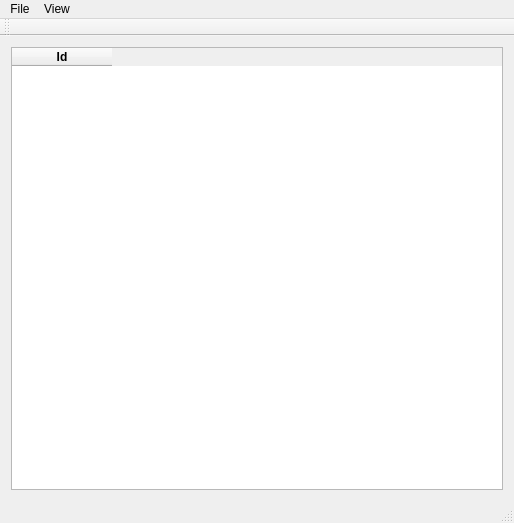
Above: dbcviewer.ui from pbabics/DBCViewer before the change. Below: the same form after it.
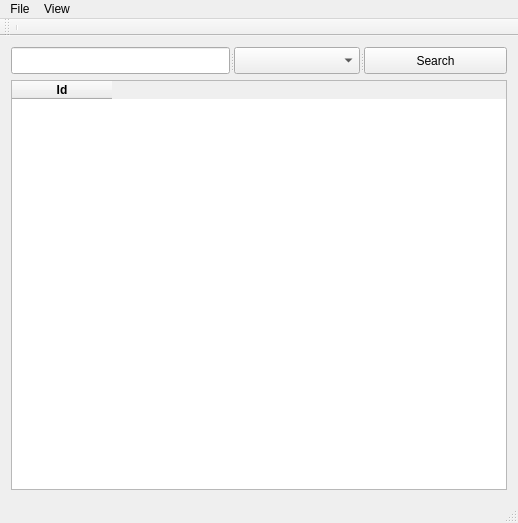
That is the form after the change.

Commit message: Added support for searching exact values and a little visual editation

Patch:
```diff
--- a/dbcviewer.ui
+++ b/dbcviewer.ui
@@ -20,9 +20,15 @@
    <string>DBCViewer</string>
   </property>
   <widget class="QWidget" name="centralWidget">
-   <layout class="QHBoxLayout" name="horizontalLayout">
-    <item>
+   <layout class="QGridLayout" name="gridLayout">
+    <item row="2" column="0">
      <widget class="QTableWidget" name="tableWidget">
+      <property name="sizePolicy">
+       <sizepolicy hsizetype="Expanding" vsizetype="Expanding">
+        <horstretch>0</horstretch>
+        <verstretch>0</verstretch>
+       </sizepolicy>
+      </property>
       <property name="minimumSize">
        <size>
         <width>1</width>
@@ -85,6 +91,88 @@
       </column>
      </widget>
     </item>
+    <item row="0" column="0">
+     <widget class="QSplitter" name="splitter">
+      <property name="sizePolicy">
+       <sizepolicy hsizetype="Ignored" vsizetype="Fixed">
+        <horstretch>0</horstretch>
+        <verstretch>0</verstretch>
+       </sizepolicy>
+      </property>
+      <property name="minimumSize">
+       <size>
+        <width>496</width>
+        <height>27</height>
+       </size>
+      </property>
+      <property name="sizeIncrement">
+       <size>
+        <width>0</width>
+        <height>0</height>
+       </size>
+      </property>
+      <property name="baseSize">
+       <size>
+        <width>1</width>
+        <height>1</height>
+       </size>
+      </property>
+      <property name="orientation">
+       <enum>Qt::Horizontal</enum>
+      </property>
+      <widget class="QLineEdit" name="searchContent">
+       <property name="sizePolicy">
+        <sizepolicy hsizetype="Ignored" vsizetype="Ignored">
+         <horstretch>0</horstretch>
+         <verstretch>0</verstretch>
+        </sizepolicy>
+       </property>
+       <property name="minimumSize">
+        <size>
+         <width>1</width>
+         <height>1</height>
+        </size>
+       </property>
+       <property name="maximumSize">
+        <size>
+         <width>400</width>
+         <height>27</height>
+        </size>
+       </property>
+       <property name="sizeIncrement">
+        <size>
+         <width>0</width>
+         <height>0</height>
+        </size>
+       </property>
+       <property name="baseSize">
+        <size>
+         <width>1</width>
+         <height>1</height>
+        </size>
+       </property>
+      </widget>
+      <widget class="QComboBox" name="searchColumn">
+       <property name="maximumSize">
+        <size>
+         <width>126</width>
+         <height>27</height>
+        </size>
+       </property>
+      </widget>
+      <widget class="QPushButton" name="searchButton">
+       <property name="maximumSize">
+        <size>
+         <width>143</width>
+         <height>27</height>
+        </size>
+       </property>
+       <property name="text">
+        <string>Search</string>
+       </property>
+      </widget>
+     </widget>
+    </item>
    </layout>
   </widget>
   <widget class="QMenuBar" name="menuBar">
@@ -141,6 +229,7 @@
    <attribute name="toolBarBreak">
     <bool>false</bool>
    </attribute>
+   <addaction name="separator"/>
   </widget>
   <widget class="QStatusBar" name="statusBar">
    <property name="enabled">
```
Left out of the diff: 3 changed lines with no effect on the pictures. The commit also changes 2 other files.
